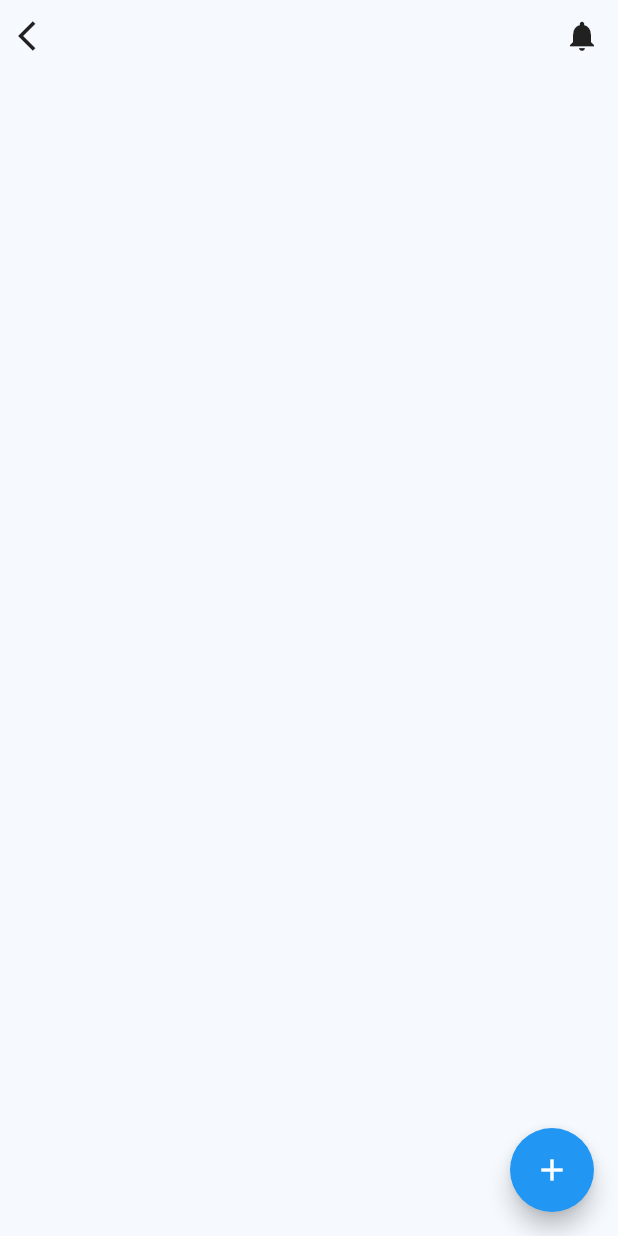
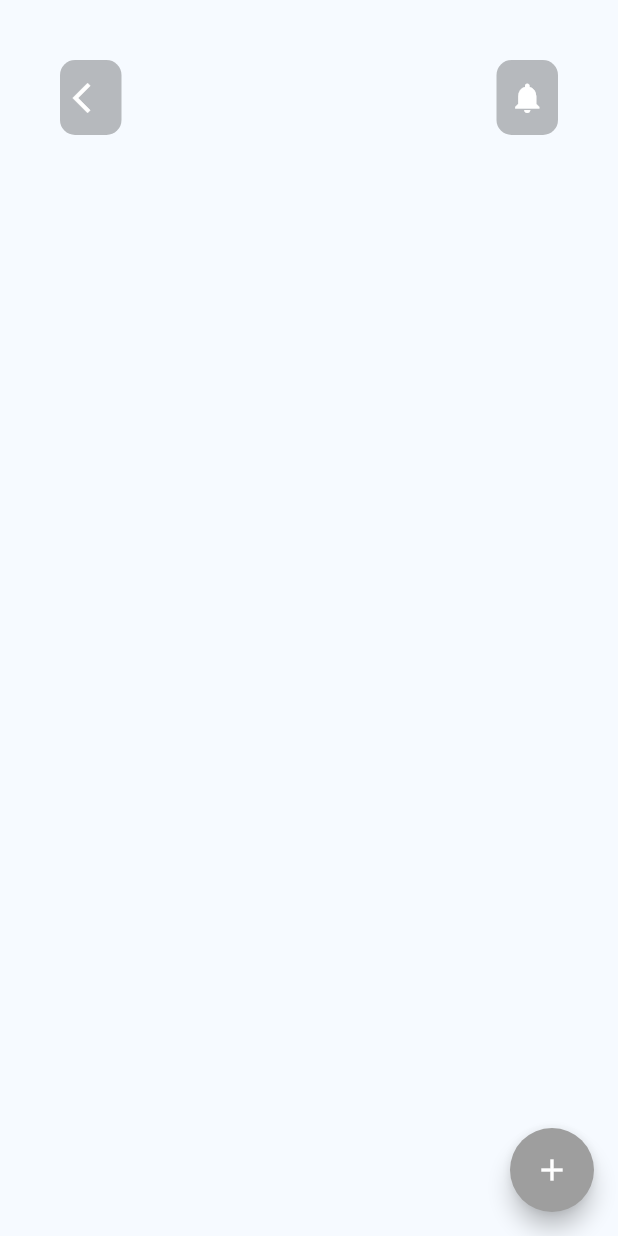
Before and after one commit to kevin2-cyber/scrivania, a Flutter app: the screen it shows after launch, after a tap on "Get Started", on a phone screen of 412 x 824 dp. Run offline on Flutter 3.47's test engine with Material 2 defaults, Android fonts, the phone set to English and light mode, and no system bars; our stand-ins replace google_fonts.

```diff
--- a/lib/home_screen.dart
+++ b/lib/home_screen.dart
@@ -59,7 +59,13 @@ class Home extends StatelessWidget {
                 color: Colors.red,
                 child: Text(
                     'Get Started',
-                  style: GoogleFonts.poppins(),
+                  style: GoogleFonts.poppins(
+                    textStyle: const TextStyle(
+                      fontSize: 20.0,
+                      fontWeight: FontWeight.w600,
+                      color: Colors.white,
+                    ),
+                  ),
                 ),
               ),
             ],
--- a/lib/welcome.dart
+++ b/lib/welcome.dart
@@ -8,7 +8,9 @@ class Welcome extends StatelessWidget {
   @override
   Widget build(BuildContext context) {
     return Scaffold(
-      body: Container(
+      body: SafeArea(
+        child: Container(
+          padding: const EdgeInsets.all(40.0),
           height: MediaQuery.of(context).size.height,
           width: MediaQuery.of(context).size.width,
           color: backgroundColor,
@@ -17,21 +19,42 @@ class Welcome extends StatelessWidget {
               Row(
                 mainAxisAlignment: MainAxisAlignment.spaceBetween,
                 children: <Widget>[
-                Container(
+                  Expanded(
+                    child: Container(
+                      decoration: BoxDecoration(
+                        borderRadius: BorderRadius.circular(10.0),
+                        color: Colors.black26,
+                      ),
+                      height: 50.0,
+                      // width: 4.0,
                       child: IconButton(
                         onPressed: (){
                           Navigator.pop(context);
                         },
                         icon: const Icon(
                           Icons.arrow_back_ios,
+                          color: Colors.white,
                         ),
                       ),
                     ),
-                Container(
+                  ),
+                  const SizedBox(
+                    width: 250.0,
+                  ),
+                  Expanded(
+                    child: Container(
+                      decoration: BoxDecoration(
+                        borderRadius: BorderRadius.circular(10.0),
+                        color: Colors.black26
+                      ),
+                      height: 50.0,
+                      width: 50.0,
                       child: IconButton(
                         onPressed: (){},
                         icon: const Icon(
                           Icons.notifications,
+                          color: Colors.white,
+                        ),
                       ),
                     ),
                   ),
@@ -40,9 +63,11 @@ class Welcome extends StatelessWidget {
             ],
           ),
         ),
+      ),
       floatingActionButton: FloatingActionButton(
         onPressed: (){},
         tooltip: 'Add To do',
+        backgroundColor: Colors.grey,
         child: const Icon(
           Icons.add,
         ),
```
Lines whose indentation alone changed are shown as unchanged.
